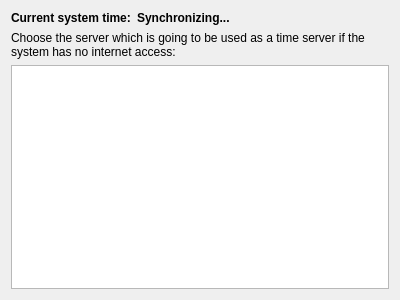
Above: client/src/ui/widgets/settings/time_server_selection_widget.ui from networkoptix/nx_open before the change. Below: the same form after it.
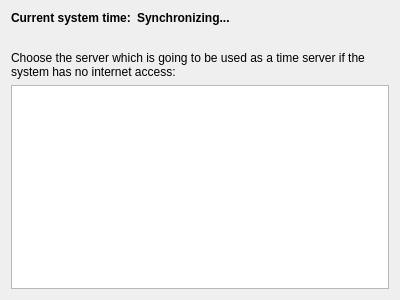
That is the form after the change.

Commit message:
String-freeze dummy for the "Time is taken from the Internet" feature
<==== Mercurial data ====>
Branch: release_2.3

The edit to the form file:
```diff
--- a/client/src/ui/widgets/settings/time_server_selection_widget.ui
+++ b/client/src/ui/widgets/settings/time_server_selection_widget.ui
@@ -41,6 +41,13 @@
      </item>
     </layout>
    </item>
+   <item>
+    <widget class="QLabel" name="timeSourceLabel">
+     <property name="text">
+      <string/>
+     </property>
+    </widget>
+   </item>
    <item>
     <widget class="QLabel" name="descriptionLabel">
      <property name="text">
```
The commit also changes 1 other file.
